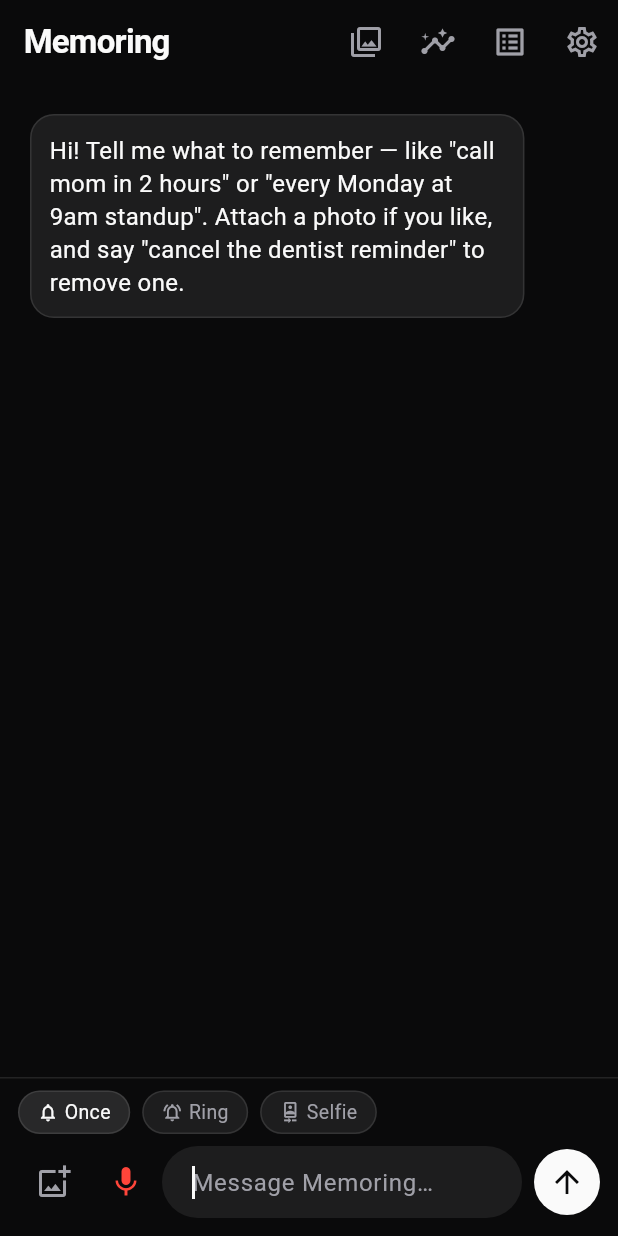
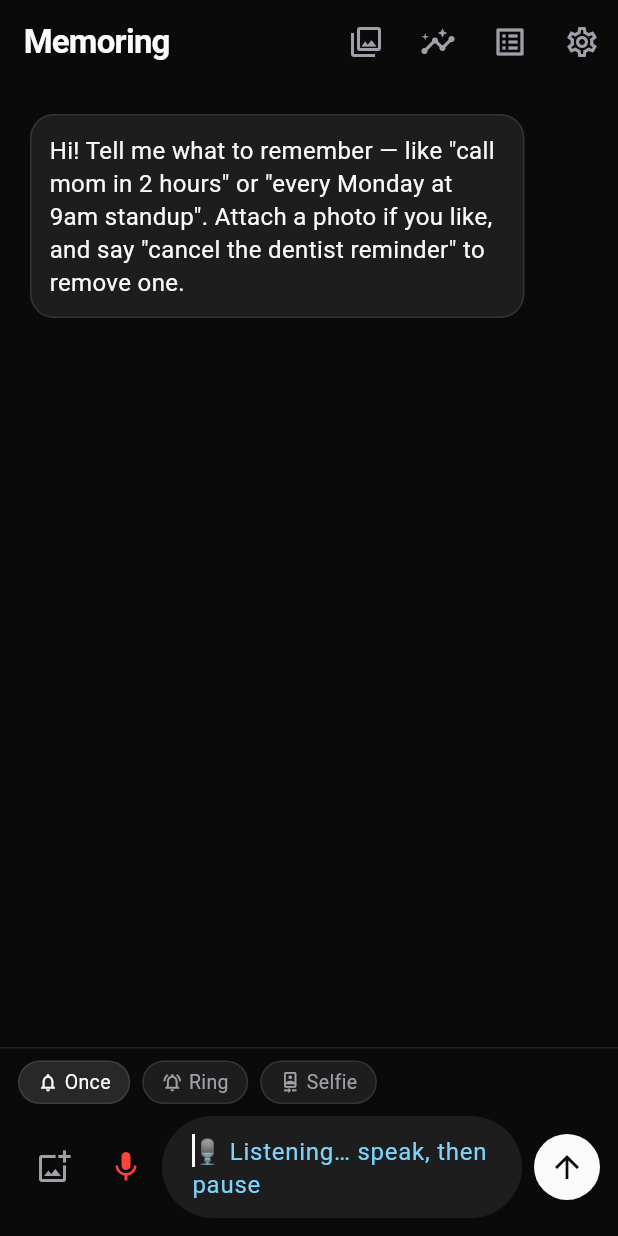
Before and after one commit to Hassanlight/MeMoRing-app, a Flutter app: the ChatScreen screen opened by its route, after a tap on the "mic none" icon, on a phone screen of 412 x 824 dp. Run offline on Flutter 3.47's test engine with Material 3 defaults, Android fonts, the phone set to English and light mode, and no system bars; our stand-ins replace adhan, flutter_local_notifications, flutter_riverpod, go_router, google_mobile_ads, image_picker and 3 more; missing offline and left inert: google_mlkit_face_detection, google_mlkit_image_labeling; accounts and stored records are empty.

Commit message:
fix(voice): final-result transcription (record then extract) instead of garbled live partials + listening state

```diff
--- a/lib/features/assistant/presentation/chat_screen.dart
+++ b/lib/features/assistant/presentation/chat_screen.dart
@@ -124,17 +124,21 @@
       return;
     }
     setState(() => _listening = true);
-    // Live partial results + auto-stop after a short pause = responsive.
+    // Record the whole phrase, then take only the recognizer's FINAL result —
+    // it is re-scored after the speaker finishes and is far more accurate than
+    // the live partial guesses (which looked garbled while typing out).
     await _speech.listen(
       onResult: (r) {
+        if (!r.finalResult) return;
         _input.text = r.recognizedWords;
         _input.selection =
             TextSelection.collapsed(offset: _input.text.length);
+        if (mounted) setState(() => _listening = false);
       },
       listenFor: const Duration(seconds: 30),
-      pauseFor: const Duration(seconds: 2),
+      pauseFor: const Duration(seconds: 4),
       listenOptions: SpeechListenOptions(
-        partialResults: true,
+        partialResults: false,
         listenMode: ListenMode.dictation,
         cancelOnError: true,
       ),
@@ -505,8 +509,13 @@
                   onSubmitted: (_) => onSend(),
                   cursorColor: AppColors.shinyWhite,
                   decoration: InputDecoration(
-                    hintText: 'Message Memoring…',
-                    hintStyle: const TextStyle(color: AppColors.mutedWhite),
+                    hintText: listening
+                        ? '🎙 Listening… speak, then pause'
+                        : 'Message Memoring…',
+                    hintStyle: TextStyle(
+                        color: listening
+                            ? AppColors.shortTermAccent
+                            : AppColors.mutedWhite),
                     filled: true,
                     fillColor: AppColors.glassTint,
                     contentPadding: const EdgeInsets.symmetric(
```
